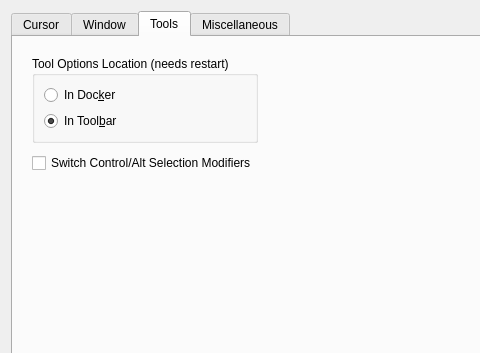
Qt form libs/ui/forms/wdggeneralsettings.ui (KDE/krita) before a commit; both pictures show x 0 to 480 and y 0 to 353 of the 759 by 468 pixel window.
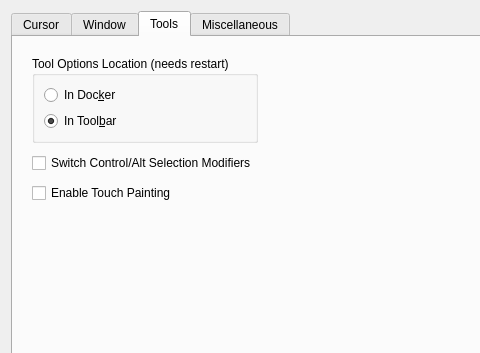
The same form after that commit. The open tabs and pages were chosen to show the change. Custom widgets are drawn as their Qt base class.

Commit message:
Expose the enable/disable touch config flag
Not that it seems to work...

The edit to the form file:
```diff
--- a/libs/ui/forms/wdggeneralsettings.ui
+++ b/libs/ui/forms/wdggeneralsettings.ui
@@ -379,6 +379,13 @@
            </property>
           </widget>
          </item>
+         <item>
+          <widget class="QCheckBox" name="chkEnableTouch">
+           <property name="text">
+            <string>Enable Touch Painting</string>
+           </property>
+          </widget>
+         </item>
          <item>
           <spacer name="verticalSpacer_2">
            <property name="orientation">
```
Left out of the diff: 2 changed lines with no effect on the pictures. The commit also changes 1 other file.
